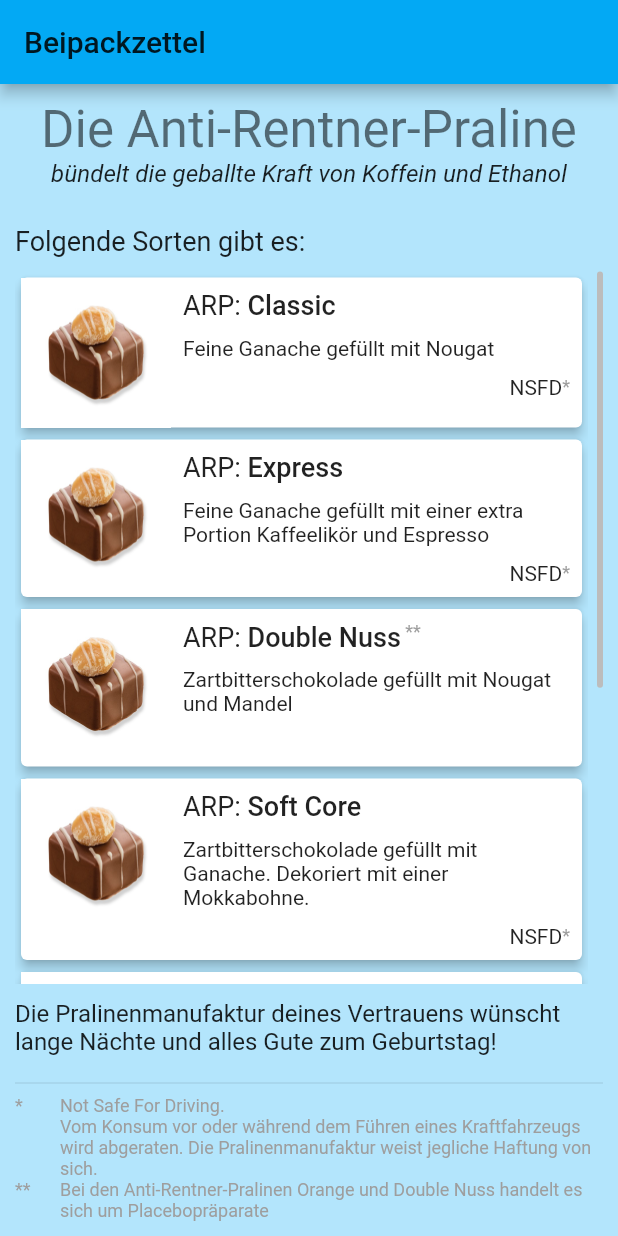
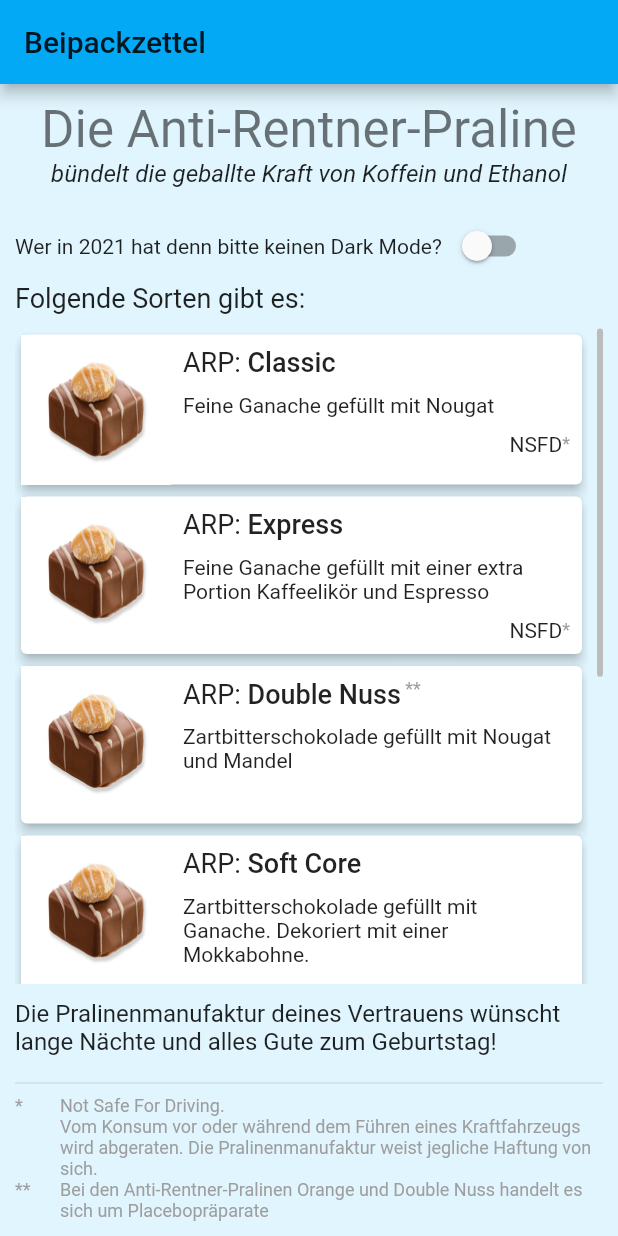
Before and after one commit to LeoGanz/Pralinen, a Flutter app: the screen it shows after launch, on a phone screen of 412 x 824 dp. Run offline on Flutter 3.47's test engine with Material 2 defaults, Android fonts, the light colour scheme and no system bars; our stand-ins replace shared_preferences.

Commit message:
Add dark mode

```diff
--- a/lib/main.dart
+++ b/lib/main.dart
@@ -1,24 +1,36 @@
 import 'package:flutter/material.dart';
+import 'package:pralinen/theme_model.dart';
+import 'package:provider/provider.dart';
 
 void main() {
-  runApp(MyApp());
+  return runApp(
+    ChangeNotifierProvider<ThemeModel>(
+      create: (_) => new ThemeModel(),
+      child: MyApp(),
+    ),
+  );
 }
 
 class MyApp extends StatelessWidget {
   @override
   Widget build(BuildContext context) {
     var appTitle = 'Beipackzettel';
+    var customTextTheme = TextTheme(
+      headline5: TextStyle(fontSize: 18),
+      headline6: TextStyle(fontSize: 18),
+      caption: TextStyle(color: Colors.grey[500]),
+    );
     return MaterialApp(
       title: appTitle,
       theme: ThemeData(
+        brightness: Brightness.light,
         primarySwatch: Colors.lightBlue,
-        canvasColor: Colors.lightBlue[100],
-        textTheme: TextTheme(
-          headline5: TextStyle(fontSize: 18),
-          headline6: TextStyle(fontSize: 18),
-          caption: TextStyle(color: Colors.grey[500]),
-        ),
+        canvasColor: Colors.lightBlue[50],
+        textTheme: customTextTheme,
       ),
+      darkTheme:
+          ThemeData(brightness: Brightness.dark, textTheme: customTextTheme),
+      themeMode: context.watch<ThemeModel>().mode,
       home: MyHomePage(title: appTitle),
     );
   }
@@ -62,7 +74,16 @@ class _MyHomePageState extends State<MyHomePage> {
                 ],
               ),
             ),
-            SizedBox(height: 25),
+            SizedBox(height: 15),
+            Row(
+              children: [
+                Text('Wer in 2021 hat denn bitte keinen Dark Mode? '),
+                Switch(
+                  value: context.watch<ThemeModel>().isDark,
+                  onChanged: (useDark) => context.read<ThemeModel>().isDark =useDark,
+                ),
+              ],
+            ),
             Text(
               'Folgende Sorten gibt es:',
               style: Theme.of(context).textTheme.headline5,
@@ -172,8 +193,12 @@ class Praline extends StatelessWidget {
 
   @override
   Widget build(BuildContext context) {
+    Color? orangeCardColor = context.watch<ThemeModel>().mode == ThemeMode.dark
+        ? Colors.deepOrange[700]
+        : Colors.orange[100];
     return Card(
       elevation: 3,
+      color: name != 'Orange' ? Theme.of(context).cardColor : orangeCardColor,
       child: Row(
         crossAxisAlignment: CrossAxisAlignment.start,
         children: [
--- /dev/null
+++ b/lib/storage_manager.dart
@@ -0,0 +1,28 @@
+import 'package:shared_preferences/shared_preferences.dart';
+
+//https://stackoverflow.com/questions/60232070/how-to-implement-dark-mode-in-flutter
+class StorageManager {
+  static void saveData(String key, dynamic value) async {
+    final prefs = await SharedPreferences.getInstance();
+    if (value is int) {
+      prefs.setInt(key, value);
+    } else if (value is String) {
+      prefs.setString(key, value);
+    } else if (value is bool) {
+      prefs.setBool(key, value);
+    } else {
+      print("Invalid Type");
+    }
+  }
+
+  static Future<dynamic> readData(String key) async {
+    final prefs = await SharedPreferences.getInstance();
+    dynamic obj = prefs.get(key);
+    return obj;
+  }
+
+  static Future<bool> deleteData(String key) async {
+    final prefs = await SharedPreferences.getInstance();
+    return prefs.remove(key);
+  }
+}
--- /dev/null
+++ b/lib/theme_model.dart
@@ -0,0 +1,39 @@
+import 'package:flutter/material.dart';
+import 'package:pralinen/storage_manager.dart';
+
+//adapted from multiple answers in https://stackoverflow.com/questions/60232070/how-to-implement-dark-mode-in-flutter
+class ThemeModel with ChangeNotifier {
+  ThemeMode _mode = ThemeMode.light;
+
+  ThemeMode get mode => _mode;
+
+  ThemeModel() {
+    StorageManager.readData('themeMode').then((value) {
+      print('value read from storage: ' + value.toString());
+      var themeMode = value ?? 'light';
+      if (themeMode == 'light') {
+        _mode = ThemeMode.light;
+      } else {
+        print('setting dark theme');
+        _mode = ThemeMode.dark;
+      }
+      notifyListeners();
+    });
+  }
+
+  bool get isDark => _mode == ThemeMode.dark;
+
+  set isDark(bool newVal) => newVal ? setDarkMode() : setLightMode();
+
+  void setDarkMode() async {
+    _mode = ThemeMode.dark;
+    StorageManager.saveData('themeMode', 'dark');
+    notifyListeners();
+  }
+
+  void setLightMode() async {
+    _mode = ThemeMode.light;
+    StorageManager.saveData('themeMode', 'light');
+    notifyListeners();
+  }
+}
--- a/pubspec.yaml
+++ b/pubspec.yaml
@@ -23,6 +23,9 @@ environment:
 dependencies:
   flutter:
     sdk: flutter
+
+  shared_preferences: ^2.0.0
+  provider: ^6.0.0
 
 
   # The following adds the Cupertino Icons font to your application.
```
Also changed, not shown: pubspec.lock.
